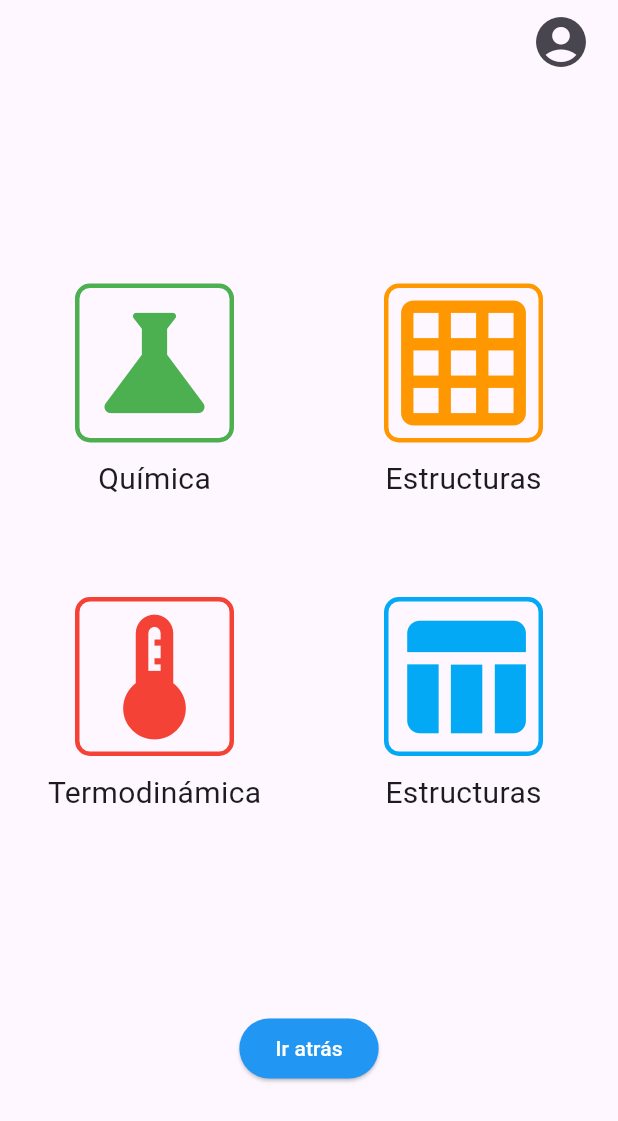
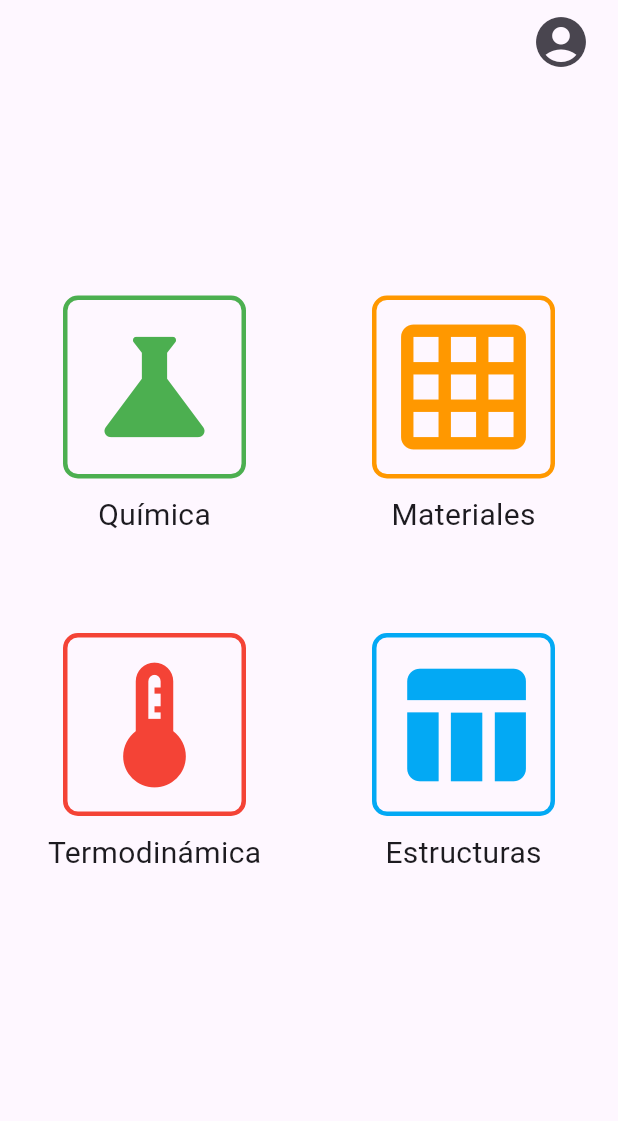
Before and after one commit to CrisRLoera/Virtual-lab, a Flutter app: the screen it shows after launch, on a phone screen of 412 x 824 dp. Shown: the top 1121 px of the screen. Run offline on Flutter 3.47's test engine with Material 3 defaults, Android fonts, the phone set to English and light mode, and no system bars; our stand-ins replace animated_splash_screen.

Commit message:
Se agrego la pantalla de materiales, y una calculadora para porosidad aparente

```diff
--- a/lib/screens/home.dart
+++ b/lib/screens/home.dart
@@ -1,9 +1,11 @@
 import 'package:flutter/material.dart';
+import 'package:laboratorio_virtual/screens/materiales.dart';
 
 class HomePage extends StatefulWidget {
-  const HomePage({Key? key}) : super(key: key);
+  const HomePage({super.key});
 
   @override
+  // ignore: library_private_types_in_public_api
   _HomePageState createState() => _HomePageState();
 }
 
@@ -32,29 +34,45 @@ class _HomePageState extends State<HomePage> {
                 child: Table(
               children: const [
                 TableRow(children: [
-                  Signature(Icons.science, Colors.green, 'Química'),
-                  Signature(Icons.grid_on, Colors.orange, 'Estructuras')
+                  Signature(
+                      Icon(
+                        Icons.science,
+                        size: 100,
+                      ),
+                      Colors.green,
+                      'Química',
+                      MaterialesScreen()),
+                  Signature(
+                      Icon(
+                        Icons.grid_on,
+                        size: 100,
+                      ),
+                      Colors.orange,
+                      'Materiales',
+                      MaterialesScreen()),
                 ]),
                 TableRow(children: [
-                  Signature(Icons.thermostat, Colors.red, 'Termodinámica'),
-                  Signature(Icons.table_chart, Colors.lightBlue, 'Estructuras')
+                  Signature(
+                      Icon(
+                        Icons.thermostat,
+                        size: 100,
+                      ),
+                      Colors.red,
+                      'Termodinámica',
+                      MaterialesScreen()),
+                  Signature(
+                      Icon(
+                        Icons.table_chart,
+                        size: 100,
+                      ),
+                      Colors.lightBlue,
+                      'Estructuras',
+                      MaterialesScreen())
                 ])
               ],
             )),
             const SizedBox(
               height: 100,
-            ),
-            Center(
-              child: ElevatedButton(
-                style: ElevatedButton.styleFrom(
-                  backgroundColor: Colors.blue,
-                  foregroundColor: Colors.white,
-                ),
-                onPressed: () {
-                  Navigator.pop(context);
-                },
-                child: const Text('Ir atrás'),
-              ),
             )
           ]),
     );
@@ -62,11 +80,13 @@ class _HomePageState extends State<HomePage> {
 }
 
 class Signature extends StatelessWidget {
-  final IconData iconName;
+  final Icon iconName;
   final Color color;
   final String signatureName;
+  final Widget routePage;
 
-  const Signature(this.iconName, this.color, this.signatureName, {super.key});
+  const Signature(this.iconName, this.color, this.signatureName, this.routePage,
+      {super.key});
 
   @override
   Widget build(BuildContext context) {
@@ -78,10 +98,13 @@ class Signature extends StatelessWidget {
               decoration: BoxDecoration(
                   borderRadius: BorderRadius.circular(10),
                   border: Border.all(width: 3, color: color)),
-              child: Icon(
-                iconName,
+              child: IconButton(
+                icon: iconName,
                 color: color,
-                size: 100,
+                onPressed: () {
+                  Navigator.push(context,
+                      MaterialPageRoute(builder: (context) => routePage));
+                },
               ),
             ),
             const SizedBox(
```
Also changed, not shown: lib/components/calculadora_component.dart (added, +161 -0 lines), lib/screens/materiales.dart (added, +71 -0 lines).
